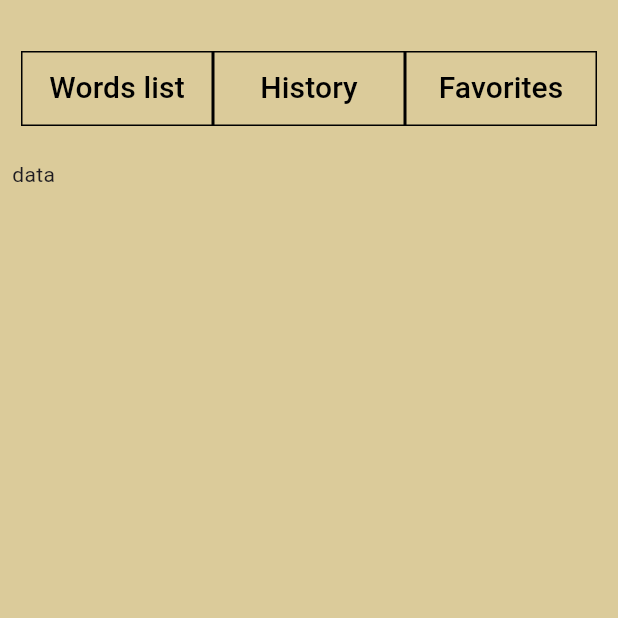
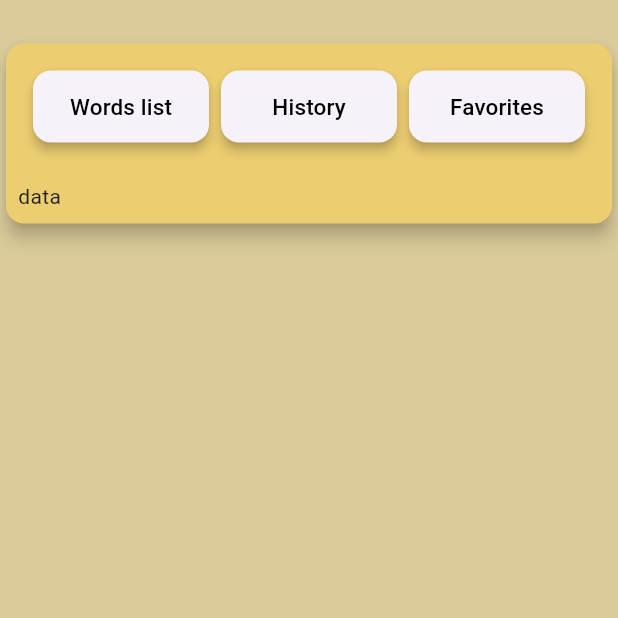
Before and after one commit to absjuniordev/Free-Dictionary, a Flutter app: the screen it shows after launch, on a phone screen of 412 x 824 dp, the top half of it. Run offline on Flutter 3.47's test engine with Material 3 defaults, Android fonts, the phone set to English and light mode, and no system bars; our stand-ins replace dio.

Commit message:
Adptação do modo de interação

```diff
--- a/lib/app/views/home_screen.dart
+++ b/lib/app/views/home_screen.dart
@@ -12,9 +12,14 @@ class HomeScreen extends StatelessWidget {
     return const Scaffold(
         backgroundColor: Color.fromARGB(255, 219, 203, 154),
         body: Column(
+          children: [
+            SizedBox(height: 25),
+            Card(
+              color: Color.fromARGB(255, 236, 206, 113),
+              elevation: 5,
+              child: Column(
                 crossAxisAlignment: CrossAxisAlignment.start,
                 children: [
-            SizedBox(height: 20),
                   Padding(
                     padding: EdgeInsets.all(8.0),
                     child: SelectButton(),
@@ -23,6 +28,9 @@ class HomeScreen extends StatelessWidget {
                     padding: EdgeInsets.all(8.0),
                     child: Text("data"),
                   ),
+                ],
+              ),
+            ),
             Expanded(child: WordsView()),
           ],
         ));
--- a/lib/app/widgets/select_button.dart
+++ b/lib/app/widgets/select_button.dart
@@ -11,36 +11,30 @@ class SelectButton extends StatelessWidget {
         mainAxisAlignment: MainAxisAlignment.spaceAround,
         children: [
           Expanded(
-            child: Container(
-              decoration: BoxDecoration(
-                border: Border.all(color: Colors.black, width: 1),
-              ),
+            child: Card(
+              elevation: 3,
               child: TextButton(
                   onPressed: () {},
                   child: const Text("Words list",
-                      style: TextStyle(fontSize: 20, color: Colors.black))),
+                      style: TextStyle(fontSize: 15, color: Colors.black))),
             ),
           ),
           Expanded(
-            child: Container(
-              decoration: BoxDecoration(
-                border: Border.all(color: Colors.black, width: 1),
-              ),
+            child: Card(
+              elevation: 3,
               child: TextButton(
                   onPressed: () {},
                   child: const Text("History",
-                      style: TextStyle(fontSize: 20, color: Colors.black))),
+                      style: TextStyle(fontSize: 15, color: Colors.black))),
             ),
           ),
           Expanded(
-            child: Container(
-              decoration: BoxDecoration(
-                border: Border.all(color: Colors.black, width: 1),
-              ),
+            child: Card(
+              elevation: 3,
               child: TextButton(
                   onPressed: () {},
                   child: const Text("Favorites",
-                      style: TextStyle(fontSize: 20, color: Colors.black))),
+                      style: TextStyle(fontSize: 15, color: Colors.black))),
             ),
           ),
         ],
--- a/lib/app/widgets/words_view.dart
+++ b/lib/app/widgets/words_view.dart
@@ -36,13 +36,17 @@ class _WordsViewState extends State<WordsView> {
         ),
         itemBuilder: (BuildContext context, int index) {
           String key = wordsAssets.keys.elementAt(index);
-          return Card(
-            color: const Color.fromARGB(255, 241, 202, 83),
-            elevation: 5,
-            child: Center(
-              child: Text(
-                key,
-                style: const TextStyle(fontSize: 20, color: Colors.black),
+          return InkWell(
+            onTap: () {},
+            splashColor: Colors.blue,
+            child: Card(
+              elevation: 5,
+              child: Center(
+                child: Text(
+                  key,
+                  style: const TextStyle(
+                      fontSize: 20, fontWeight: FontWeight.bold),
+                ),
               ),
             ),
           );
```
Lines whose indentation alone changed are shown as unchanged.
